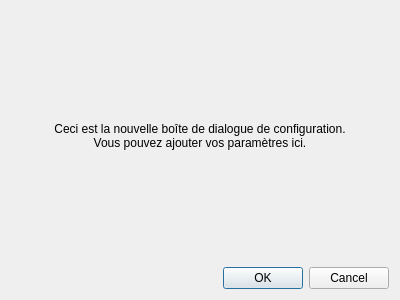
The window that config_dialog_base.ui (LouisHgt/stage) describes before a commit, drawn with Qt 5.
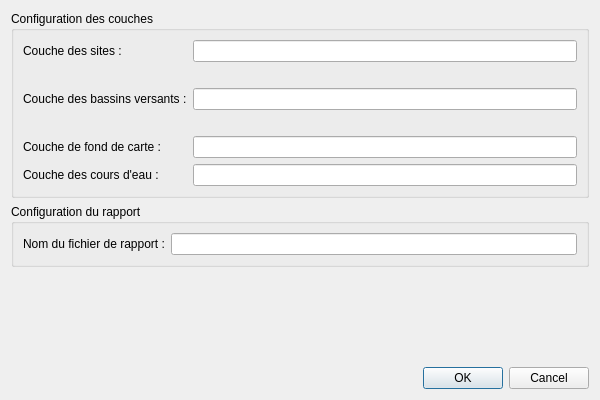
The same window after the commit.

Commit message: test 1ere implementation de la boite de dialog

Patch:
```diff
--- a/config_dialog_base.ui
+++ b/config_dialog_base.ui
@@ -6,8 +6,8 @@
    <rect>
     <x>0</x>
     <y>0</y>
-    <width>400</width>
-    <height>300</height>
+    <width>600</width>
+    <height>400</height>
    </rect>
   </property>
   <property name="windowTitle">
@@ -15,16 +15,103 @@
   </property>
   <layout class="QVBoxLayout" name="verticalLayout">
    <item>
-    <widget class="QLabel" name="label">
-     <property name="text">
-      <string>Ceci est la nouvelle boîte de dialogue de configuration.
-Vous pouvez ajouter vos paramètres ici.</string>
+    <widget class="QGroupBox" name="groupBox">
+     <property name="title">
+      <string>Configuration des couches</string>
      </property>
-     <property name="alignment">
-      <set>Qt::AlignCenter</set>
+     <layout class="QFormLayout" name="formLayout">
+      <item row="0" column="0">
+       <widget class="QLabel" name="label_sites">
+        <property name="text">
+         <string>Couche des sites :</string>
+        </property>
+       </widget>
+      </item>
+      <item row="0" column="1">
+       <widget class="QLineEdit" name="lineEdit_sites"/>
+      </item>
+      <item row="1" column="1">
+       <widget class="QLabel" name="label_sites_info">
+        <property name="text">
+         <string><i>Requiert les champs : NOM, COMMUNE, TYPE, SECT_INOND, FREQ_INOND</i></string>
+        </property>
+        <property name="wordWrap">
+         <bool>true</bool>
+        </property>
+       </widget>
+      </item>
+      <item row="2" column="0">
+       <widget class="QLabel" name="label_bassins">
+        <property name="text">
+         <string>Couche des bassins versants :</string>
+        </property>
+       </widget>
+      </item>
+      <item row="2" column="1">
+       <widget class="QLineEdit" name="lineEdit_bassins"/>
+      </item>
+      <item row="3" column="1">
+       <widget class="QLabel" name="label_bassins_info">
+        <property name="text">
+         <string><i>Requiert les champs : LIB, OCCUR</i></string>
+        </property>
+       </widget>
+      </item>
+      <item row="4" column="0">
+       <widget class="QLabel" name="label_fond">
+        <property name="text">
+         <string>Couche de fond de carte :</string>
+        </property>
+       </widget>
+      </item>
+      <item row="4" column="1">
+       <widget class="QLineEdit" name="lineEdit_fond"/>
+      </item>
+      <item row="5" column="0">
+       <widget class="QLabel" name="label_cours_eau">
+        <property name="text">
+         <string>Couche des cours d'eau :</string>
+        </property>
+       </widget>
+      </item>
+      <item row="5" column="1">
+       <widget class="QLineEdit" name="lineEdit_cours_eau"/>
+      </item>
+     </layout>
+    </widget>
+   </item>
+   <item>
+    <widget class="QGroupBox" name="groupBox_2">
+     <property name="title">
+      <string>Configuration du rapport</string>
      </property>
+     <layout class="QFormLayout" name="formLayout_2">
+      <item row="0" column="0">
+       <widget class="QLabel" name="label_nom_rapport">
+        <property name="text">
+         <string>Nom du fichier de rapport :</string>
+        </property>
+       </widget>
+      </item>
+      <item row="0" column="1">
+       <widget class="QLineEdit" name="lineEdit_nom_rapport"/>
+      </item>
+     </layout>
     </widget>
    </item>
+   <item>
+    <spacer name="verticalSpacer">
+     <property name="orientation">
+      <enum>Qt::Vertical</enum>
+     </property>
+     <property name="sizeHint" stdset="0">
+      <size>
+       <width>20</width>
+       <height>40</height>
+      </size>
+     </property>
+    </spacer>
+   </item>
    <item>
     <widget class="QDialogButtonBox" name="buttonBox">
      <property name="orientation">
```
The commit also changes 2 other files.
